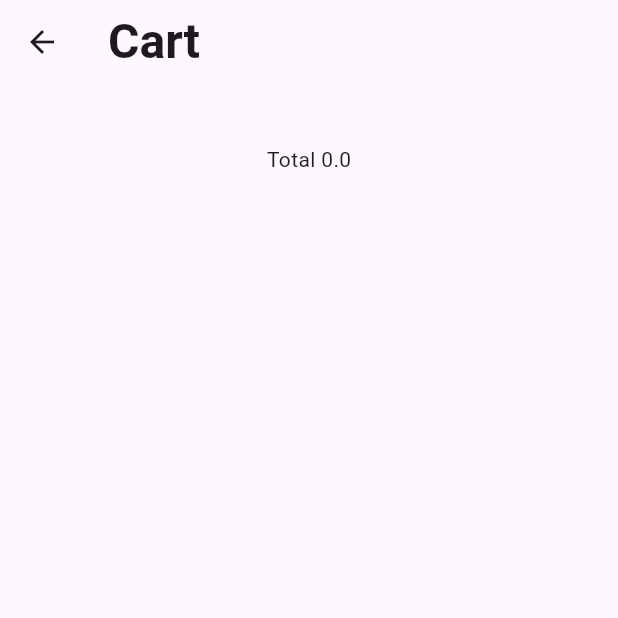
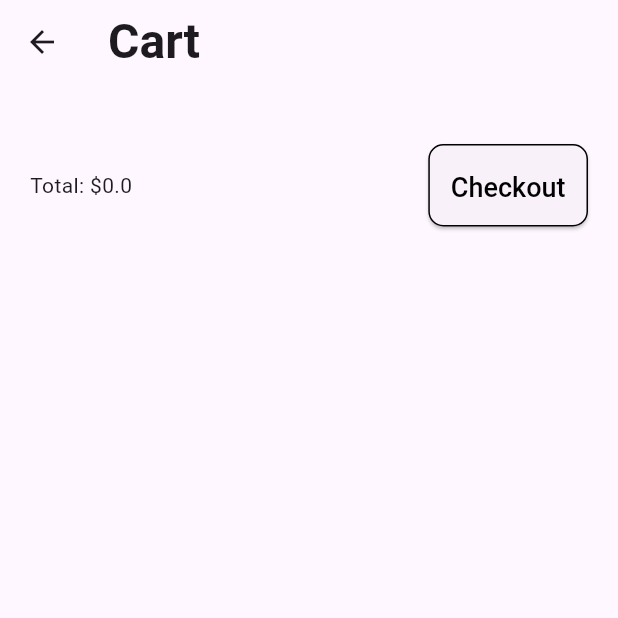
Before and after one commit to kavinnart-gam/shopping_online_app, a Flutter app: the CartPage screen opened directly, on a phone screen of 412 x 824 dp, the top half of it. Run offline on Flutter 3.47's test engine with Material 2 defaults, Android fonts, the light colour scheme and no system bars; drawn by our look-alikes of flutter_slidable; our stand-ins replace cached_network_image, font_awesome_flutter, qr_flutter; network calls fail; Roboto replaces fonts that are missing (Sarabun).

Commit message:
add package qr_flutter

```diff
--- a/lib/view/cart_page.dart
+++ b/lib/view/cart_page.dart
@@ -3,6 +3,7 @@ import 'package:flutter/material.dart';
 import 'package:flutter_slidable/flutter_slidable.dart';
 import 'package:font_awesome_flutter/font_awesome_flutter.dart';
 import 'package:provider/provider.dart';
+import 'package:shopping_online_app/view/checkout_page.dart';
 
 import '../view_model/home_provider.dart';
 
@@ -136,13 +137,45 @@ class CartPage extends StatelessWidget {
                                 )
                               ],
                             ),
-                          )
-
-                          // ListTile(title: Text(provider.productCartList[index].name)),
-                          );
+                          ));
                     }),
               ),
-              Text("Total ${provider.getTotalPrice()}")
+              Padding(
+                padding: const EdgeInsets.fromLTRB(20, 0, 20, 0),
+                child: Row(
+                  mainAxisAlignment: MainAxisAlignment.spaceBetween,
+                  children: [
+                    Text("Total: \$${provider.getTotalPrice()}"),
+                    ElevatedButton(
+                      onPressed: () {
+                        Navigator.push(
+                            context,
+                            MaterialPageRoute(
+                              builder: (context) => const CheckoutPage(),
+                            ));
+                        // Provider.of<HomeProvider>(context, listen: false).addToCart(productItem);
+                      },
+                      style: ElevatedButton.styleFrom(
+                        side: const BorderSide(color: Colors.black),
+                        padding: const EdgeInsets.all(15),
+                        shape: RoundedRectangleBorder(
+                          borderRadius: BorderRadius.circular(10),
+                        ),
+                        textStyle: const TextStyle(fontWeight: FontWeight.w500, fontSize: 18, fontFamily: 'Sarabun', height: 1.4),
+                      ),
+                      child: const Row(
+                        mainAxisAlignment: MainAxisAlignment.center,
+                        children: [
+                          Text(
+                            "Checkout",
+                            style: TextStyle(color: Colors.black),
+                          ),
+                        ],
+                      ),
+                    )
+                  ],
+                ),
+              )
             ],
           );
         }),
--- a/pubspec.yaml
+++ b/pubspec.yaml
@@ -38,7 +38,7 @@ dependencies:
   provider: ^6.1.1
   cached_network_image: ^3.2.2
   flutter_slidable: ^3.0.1
-  qr_code_scanner: ^1.0.1
+  qr_flutter: ^4.1.0
 
 dev_dependencies:
   flutter_test:
```
Also changed, not shown: lib/view/checkout_page.dart (added, +50 -0 lines), pubspec.lock.
